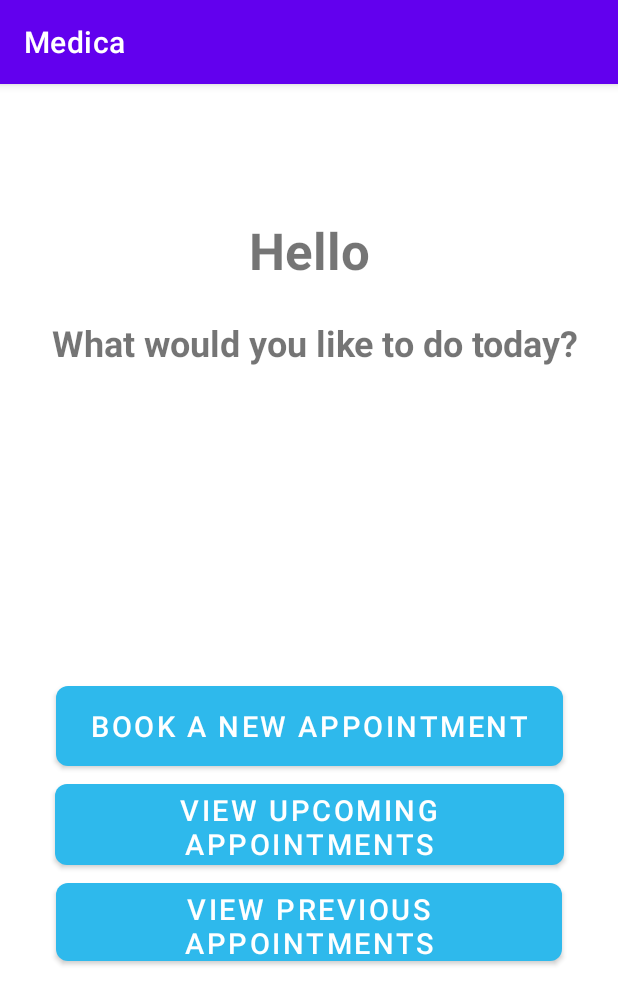
After one commit to henryinqz/Medica, an Android app: the UserHomeActivity screen opened directly, with no data from a screen before it, on a phone screen of 412 x 824 dp. The commit adds this screen. Shown: the top 1005 px of the screen. Run offline under Robolectric (Android 15) with nearby library versions, the phone set to English and light mode, and no system bars; our stand-ins replace Firebase (no records; nobody signed in at launch, a user with empty details on screens opened directly).

Commit message:
Added home screen after login

```diff
--- a/app/src/main/AndroidManifest.xml
+++ b/app/src/main/AndroidManifest.xml
@@ -9,6 +9,9 @@
         android:roundIcon="@mipmap/ic_launcher_round"
         android:supportsRtl="true"
         android:theme="@style/Theme.MedicalClinicSchedulingApp">
+        <activity
+            android:name=".Activities.UserHomeActivity"
+            android:exported="true" />
         <activity
             android:name=".Activities.PatientProfileViewActivity"
             android:exported="true" />
--- a/app/src/main/java/com/example/medical_clinic_scheduling_app/Activities/LoginPageActivity.java
+++ b/app/src/main/java/com/example/medical_clinic_scheduling_app/Activities/LoginPageActivity.java
@@ -74,20 +74,22 @@ public class LoginPageActivity extends AppCompatActivity {
                             Person user = snapshot.getValue(Person.class);
 
                             if (user != null) {
-//                                Toast.makeText(getApplicationContext(), user.getType(), Toast.LENGTH_LONG).show();
-                                if (user.getType().equals(Constants.PERSON_TYPE_DOCTOR)) { // Doctor
-                                    // Redirect to doctor page
-                                    Intent intent = new Intent(getApplicationContext(), DoctorViewAppointmentActivity.class);
-                                    intent.putExtra("userid", userID);
-                                    startActivity(intent);
-                                } else if (user.getType().equals(Constants.PERSON_TYPE_PATIENT)) { // Patient
-                                    // Redirect to patient page
-                                    Intent intent = new Intent(getApplicationContext(), PatientAppointmentsViewActivity.class);
-                                    intent.putExtra("userid", userID);
-                                    startActivity(intent);
-                                } else {
-                                    Toast.makeText(getApplicationContext(), "Error: user has no type", Toast.LENGTH_LONG).show();
-                                }
+                                Intent intent = new Intent(getApplicationContext(), UserHomeActivity.class);
+                                intent.putExtra("userid", userID);
+                                startActivity(intent);
+//                                if (user.getType().equals(Constants.PERSON_TYPE_DOCTOR)) { // Doctor
+//                                    // Redirect to doctor page
+//                                    Intent intent = new Intent(getApplicationContext(), DoctorViewAppointmentActivity.class);
+//                                    intent.putExtra("userid", userID);
+//                                    startActivity(intent);
+//                                } else if (user.getType().equals(Constants.PERSON_TYPE_PATIENT)) { // Patient
+//                                    // Redirect to patient page
+//                                    Intent intent = new Intent(getApplicationContext(), PatientAppointmentsViewActivity.class);
+//                                    intent.putExtra("userid", userID);
+//                                    startActivity(intent);
+//                                } else {
+//                                    Toast.makeText(getApplicationContext(), "Error: user has no type", Toast.LENGTH_LONG).show();
+//                                }
                             } else {
                                 Toast.makeText(getApplicationContext(), "Error: user is null", Toast.LENGTH_LONG).show();
                             }
--- /dev/null
+++ b/app/src/main/java/com/example/medical_clinic_scheduling_app/Activities/UserHomeActivity.java
@@ -0,0 +1,95 @@
+package com.example.medical_clinic_scheduling_app.Activities;
+
+import androidx.annotation.NonNull;
+import androidx.appcompat.app.AppCompatActivity;
+
+import android.content.Intent;
+import android.os.Bundle;
+import android.view.View;
+import android.widget.Button;
+import android.widget.TextView;
+import android.widget.Toast;
+
+import com.example.medical_clinic_scheduling_app.Constants;
+import com.example.medical_clinic_scheduling_app.Objects.Doctor;
+import com.example.medical_clinic_scheduling_app.Objects.Person;
+import com.example.medical_clinic_scheduling_app.R;
+import com.google.firebase.auth.FirebaseAuth;
+import com.google.firebase.database.DataSnapshot;
+import com.google.firebase.database.DatabaseError;
+import com.google.firebase.database.DatabaseReference;
+import com.google.firebase.database.FirebaseDatabase;
+import com.google.firebase.database.ValueEventListener;
+
+public class UserHomeActivity extends AppCompatActivity {
+    private Person user;
+
+    @Override
+    protected void onCreate(Bundle savedInstanceState) {
+        super.onCreate(savedInstanceState);
+        setContentView(R.layout.activity_user_home);
+
+        // Get logged in user info
+        String userID = FirebaseAuth.getInstance().getCurrentUser().getUid();
+        FirebaseDatabase.getInstance().getReference(Constants.FIREBASE_PATH_USERS)
+                .child(userID)
+                .addListenerForSingleValueEvent(new ValueEventListener() {
+                    @Override
+                    public void onDataChange(@NonNull DataSnapshot snapshot) {
+                        user = snapshot.getValue(Person.class);
+                        if (user != null) {
+                            Button btnTop = (Button) findViewById(R.id.btnHomeBookOrSchedule);
+                            TextView txtWelcome1 = (TextView) findViewById(R.id.txtHomeWelcome1);
+                            txtWelcome1.setText(getResources().getString(R.string.user_home_welcome1) + " " + user.toString());
+
+                            if (user.getType().equals(Constants.PERSON_TYPE_DOCTOR)) { // Doctor
+                                btnTop.setText(getResources().getString(R.string.user_home_schedule)); // Set top button to "View/edit schedule"
+                            } else if (user.getType().equals(Constants.PERSON_TYPE_PATIENT)) { // Patient
+                                btnTop.setText(getResources().getString(R.string.user_home_book_appt));
+                            }
+                        } else {
+                            Toast.makeText(getApplicationContext(), "Error: user is null", Toast.LENGTH_LONG).show();
+                        }
+                    }
+
+                    @Override
+                    public void onCancelled(@NonNull DatabaseError error) {
+                        Toast.makeText(getApplicationContext(), "Error: user does not exist", Toast.LENGTH_LONG).show();
+                    }
+                });
+    }
+
+    public void onClick(View view) {
+        switch (view.getId()) {
+            case R.id.btnHomeBookOrSchedule: // Top button (Book (Patient) OR schedule (Doctor))
+                if (user.getType().equals(Constants.PERSON_TYPE_DOCTOR)) { // Doctor
+                    // TODO: Start Doctor scheduling activity
+                } else if (user.getType().equals(Constants.PERSON_TYPE_PATIENT)) {// Patient
+                    // TODO: Start Patient book appointment
+                    Intent intent = new Intent(this, BookYourAppointmentMainActivity.class);
+                    startActivity(intent);
+                }
+                break;
+            case R.id.btnHomeUpcomingAppt: // View upcoming appointments
+                if (user.getType().equals(Constants.PERSON_TYPE_DOCTOR)) { // Doctor
+                    // Redirect to doctor page
+                    Intent intent = new Intent(getApplicationContext(), DoctorViewAppointmentActivity.class);
+                    intent.putExtra("userid", getIntent().getStringExtra("userid"));
+                    startActivity(intent);
+                } else if (user.getType().equals(Constants.PERSON_TYPE_PATIENT)) {// Patient
+                    // Redirect to patient page
+                    Intent intent = new Intent(getApplicationContext(), PatientAppointmentsViewActivity.class);
+                    intent.putExtra("userid", getIntent().getStringExtra("userid"));
+                    startActivity(intent);
+                }
+                break;
+            case R.id.btnHomePrevAppt: // View previous appointments
+                if (user.getType().equals(Constants.PERSON_TYPE_DOCTOR)) { // Doctor
+                    // TODO: Start Doctor view prev appts
+                } else if (user.getType().equals(Constants.PERSON_TYPE_PATIENT)) {// Patient
+                    // TODO: Start Patient view prev appts
+                }
+                break;
+        }
+    }
+}
--- /dev/null
+++ b/app/src/main/res/layout/activity_user_home.xml
@@ -0,0 +1,79 @@
+<?xml version="1.0" encoding="utf-8"?>
+<androidx.constraintlayout.widget.ConstraintLayout xmlns:android="http://schemas.android.com/apk/res/android"
+    xmlns:app="http://schemas.android.com/apk/res-auto"
+    xmlns:tools="http://schemas.android.com/tools"
+    android:layout_width="match_parent"
+    android:layout_height="match_parent"
+    tools:context=".Activities.UserHomeActivity">
+
+    <TextView
+        android:id="@+id/txtHomeWelcome2"
+        android:layout_width="362dp"
+        android:layout_height="61dp"
+        android:text="@string/user_home_welcome2"
+        android:textAlignment="center"
+        android:textSize="24sp"
+        android:textStyle="bold"
+        app:layout_constraintEnd_toEndOf="parent"
+        app:layout_constraintHorizontal_bias="0.592"
+        app:layout_constraintStart_toStartOf="parent"
+        app:layout_constraintTop_toBottomOf="@+id/txtHomeWelcome1"></TextView>
+
+    <TextView
+        android:id="@+id/txtHomeWelcome1"
+        android:layout_width="350dp"
+        android:layout_height="68dp"
+        android:layout_marginTop="88dp"
+        android:text="@string/user_home_welcome1"
+        android:textAlignment="center"
+        android:textSize="34sp"
+        android:textStyle="bold"
+        app:layout_constraintEnd_toEndOf="parent"
+        app:layout_constraintStart_toStartOf="parent"
+        app:layout_constraintTop_toTopOf="parent"></TextView>
+
+    <Button
+        android:id="@+id/btnHomeBookOrSchedule"
+        android:layout_width="338dp"
+        android:layout_height="65dp"
+        android:onClick="onClick"
+        android:text="@string/user_home_book_appt"
+        android:textSize="19sp"
+        app:backgroundTint="#2EB9EC"
+        app:cornerRadius="8dp"
+        app:layout_constraintBottom_toTopOf="@+id/btnHomeUpcomingAppt"
+        app:layout_constraintEnd_toEndOf="parent"
+        app:layout_constraintStart_toStartOf="parent"
+        app:layout_constraintTop_toBottomOf="@+id/txtHomeWelcome2"
+        app:layout_constraintVertical_chainStyle="packed"></Button>
+
+    <Button
+        android:id="@+id/btnHomePrevAppt"
+        android:layout_width="337dp"
+        android:layout_height="64dp"
+        android:onClick="onClick"
+        android:text="@string/user_home_view_prev_appt"
+        android:textSize="19sp"
+        app:backgroundTint="#2EB9EC"
+        app:cornerRadius="8dp"
+        app:layout_constraintBottom_toBottomOf="parent"
+        app:layout_constraintEnd_toEndOf="parent"
+        app:layout_constraintHorizontal_bias="0.5"
+        app:layout_constraintStart_toStartOf="parent"
+        app:layout_constraintTop_toBottomOf="@+id/btnHomeUpcomingAppt"></Button>
+
+    <Button
+        android:id="@+id/btnHomeUpcomingAppt"
+        android:layout_width="339dp"
+        android:layout_height="66dp"
+        android:onClick="onClick"
+        android:text="@string/user_home_view_upcomming_appt"
+        android:textSize="19sp"
+        app:backgroundTint="#2EB9EC"
+        app:cornerRadius="8dp"
+        app:layout_constraintBottom_toTopOf="@+id/btnHomePrevAppt"
+        app:layout_constraintEnd_toEndOf="parent"
+        app:layout_constraintStart_toStartOf="parent"
+        app:layout_constraintTop_toBottomOf="@+id/btnHomeBookOrSchedule"></Button>
+
+</androidx.constraintlayout.widget.ConstraintLayout>
--- a/app/src/main/res/values/strings.xml
+++ b/app/src/main/res/values/strings.xml
@@ -96,5 +96,13 @@
     <string name="patient_details">Patient Details</string>
     <string name="patient_previous_doctors">Patient Previous Doctors</string>
 
+    <!--  User Home Activity  -->
+    <string name="user_home_welcome1">Hello</string>
+    <string name="user_home_welcome2">What would you like to do today?</string>
+    <string name="user_home_book_appt">Book a new appointment</string>
+    <string name="user_home_schedule">View/edit schedule</string>
+    <string name="user_home_view_prev_appt">View previous appointments</string>
+    <string name="user_home_view_upcomming_appt">View upcoming appointments</string>
+
     <string name="book_appointment">Book Appointment</string>
 </resources>
```
